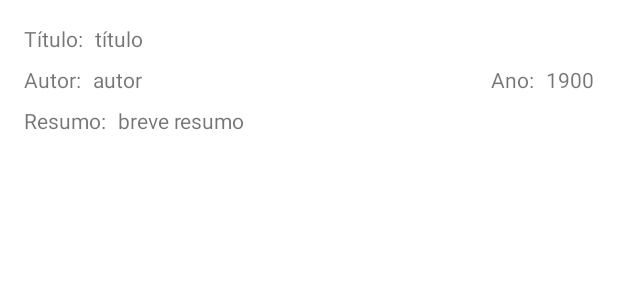
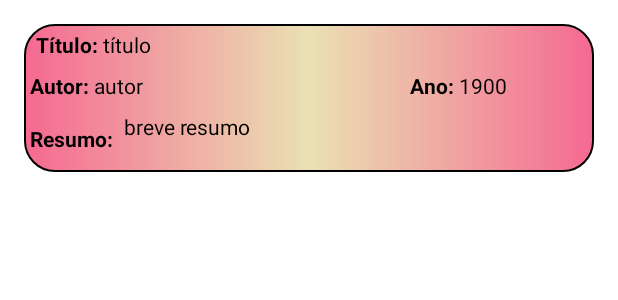
Before and after one commit to gabriel-portuga/Maravilhoso_Docs_TCC, an Android app: the layout item_livros.xml on its own in the app's theme, with its tools: preview values and no code run, on a phone screen of 412 x 824 dp. Shown: the top 300 px of the screen. Run offline under Robolectric (Android 15) with nearby library versions, the phone set to English and light mode, and no system bars.

Commit message:
RecyclerView finalizado versão 1
primeira versão do recyclerView puxando do firestore finalizado

```diff
--- a/app/src/main/java/com/gosys/maravilhoso_docs/activity/FormCadastro.java
+++ b/app/src/main/java/com/gosys/maravilhoso_docs/activity/FormCadastro.java
@@ -29,6 +29,7 @@ import com.gosys.maravilhoso_docs.R;
 
 import java.util.HashMap;
 import java.util.Map;
+import java.util.Objects;
 
 public class FormCadastro extends AppCompatActivity {
 
@@ -42,7 +43,7 @@ public class FormCadastro extends AppCompatActivity {
         super.onCreate(savedInstanceState);
         setContentView(R.layout.activity_form_cadastro);
 
-        getSupportActionBar().hide();
+        Objects.requireNonNull(getSupportActionBar()).hide();
         IniciarComponentes();
 
         button_cadastrar.setOnClickListener(new View.OnClickListener() {
--- a/app/src/main/res/layout/item_livros.xml
+++ b/app/src/main/res/layout/item_livros.xml
@@ -1,86 +1,103 @@
 <?xml version="1.0" encoding="utf-8"?>
-<androidx.constraintlayout.widget.ConstraintLayout xmlns:android="http://schemas.android.com/apk/res/android"
+<LinearLayout xmlns:android="http://schemas.android.com/apk/res/android"
     xmlns:app="http://schemas.android.com/apk/res-auto"
     xmlns:tools="http://schemas.android.com/tools"
     android:layout_width="match_parent"
-    android:layout_height="match_parent">
+    android:layout_height="wrap_content"
+    android:layout_margin="16dp"
+    android:background="@drawable/button"
+    android:orientation="vertical">
+
+    <LinearLayout
+        android:layout_width="match_parent"
+        android:layout_height="wrap_content"
+        android:layout_margin="4dp"
+        android:orientation="horizontal">
 
         <TextView
             android:id="@+id/textView"
             android:layout_width="wrap_content"
             android:layout_height="wrap_content"
-        android:layout_marginStart="16dp"
-        android:layout_marginTop="16dp"
-        android:text="Título:"
-        app:layout_constraintStart_toStartOf="parent"
-        app:layout_constraintTop_toTopOf="parent" />
+            android:layout_marginLeft="4dp"
+            android:text="Título: "
+            android:textColor="@color/black"
+            android:textStyle="bold" />
 
         <TextView
             android:id="@+id/textTituloRV"
-        android:layout_width="wrap_content"
+            android:layout_width="match_parent"
+            android:layout_height="match_parent"
+            android:text="título"
+            android:textColor="@color/black" />
+
+    </LinearLayout>
+
+    <LinearLayout
+        android:layout_width="match_parent"
         android:layout_height="wrap_content"
-        android:layout_marginStart="8dp"
-        android:text="título"
-        app:layout_constraintStart_toEndOf="@+id/textView"
-        app:layout_constraintTop_toTopOf="@+id/textView" />
+        android:layout_margin="4dp"
+        android:orientation="horizontal">
 
         <TextView
             android:id="@+id/textView3"
             android:layout_width="wrap_content"
             android:layout_height="wrap_content"
-        android:layout_marginTop="8dp"
-        android:text="Autor:"
-        app:layout_constraintStart_toStartOf="@+id/textView"
-        app:layout_constraintTop_toBottomOf="@+id/textView" />
+            android:text="Autor: "
+            android:textColor="@color/black"
+            android:textStyle="bold" />
 
         <TextView
             android:id="@+id/textAutorRV"
             android:layout_width="wrap_content"
             android:layout_height="wrap_content"
-        android:layout_marginStart="8dp"
+            android:layout_weight="3"
             android:text="autor"
-        app:layout_constraintStart_toEndOf="@+id/textView3"
-        app:layout_constraintTop_toTopOf="@+id/textView3" />
+            android:textColor="@color/black" />
 
         <TextView
             android:id="@+id/textView2"
             android:layout_width="wrap_content"
             android:layout_height="wrap_content"
-        android:layout_marginEnd="8dp"
-        android:text="Ano:"
-        app:layout_constraintEnd_toStartOf="@+id/textAnoRV"
-        app:layout_constraintTop_toTopOf="@+id/textAutorRV" />
+            android:layout_marginLeft="16dp"
+            android:text="Ano: "
+            android:textColor="@color/black"
+            android:textStyle="bold" />
 
         <TextView
             android:id="@+id/textAnoRV"
             android:layout_width="wrap_content"
             android:layout_height="wrap_content"
-        android:layout_marginEnd="16dp"
+            android:layout_weight="1"
             android:text="1900"
-        app:layout_constraintEnd_toEndOf="parent"
-        app:layout_constraintTop_toTopOf="@+id/textAutorRV" />
+            android:textColor="@color/black" />
+    </LinearLayout>
+
+    <LinearLayout
+        android:layout_width="match_parent"
+        android:layout_height="wrap_content"
+        android:layout_margin="4dp"
+        android:orientation="horizontal">
 
         <TextView
             android:id="@+id/textView5"
             android:layout_width="wrap_content"
             android:layout_height="wrap_content"
-        android:layout_marginStart="16dp"
             android:layout_marginTop="8dp"
-        android:text="Resumo:"
-        app:layout_constraintStart_toStartOf="parent"
-        app:layout_constraintTop_toBottomOf="@+id/textView3" />
+            android:text="Resumo: "
+            android:textColor="@color/black"
+            android:textStyle="bold" />
 
         <TextView
             android:id="@+id/textResumoRV"
-        android:layout_width="0dp"
+            android:layout_width="wrap_content"
             android:layout_height="wrap_content"
-        android:layout_marginStart="8dp"
-        android:layout_marginEnd="16dp"
-        android:inputType="textImeMultiLine"
-        android:minHeight="48dp"
+            android:layout_marginStart="4dp"
+            android:inputType="textMultiLine"
+            android:lineBreakStyle="normal"
+            android:minHeight="36dp"
+            android:nestedScrollingEnabled="false"
             android:text="breve resumo"
-        app:layout_constraintEnd_toEndOf="parent"
-        app:layout_constraintStart_toEndOf="@+id/textView5"
-        app:layout_constraintTop_toTopOf="@+id/textView5" />
+            android:textColor="@color/black" />
+    </LinearLayout>
 
-</androidx.constraintlayout.widget.ConstraintLayout>
+</LinearLayout>
```
Also changed, not shown: app/src/main/java/com/gosys/maravilhoso_docs/ItemLivrosAdapter.java (deleted, +0 -50 lines), app/src/main/java/com/gosys/maravilhoso_docs/activity/Livros.java (+53 -18 lines), app/src/main/java/com/gosys/maravilhoso_docs/adapter/ItemLivrosAdapter.java (added, +63 -0 lines), app/src/main/java/com/gosys/maravilhoso_docs/model/ItemLivros.java (renamed from app/src/main/java/com/gosys/maravilhoso_docs/ItemLivros.java, +4 -5 lines), app/src/main/res/layout/activity_livros.xml (+5 -18 lines). Lines whose indentation alone changed are shown as unchanged.
